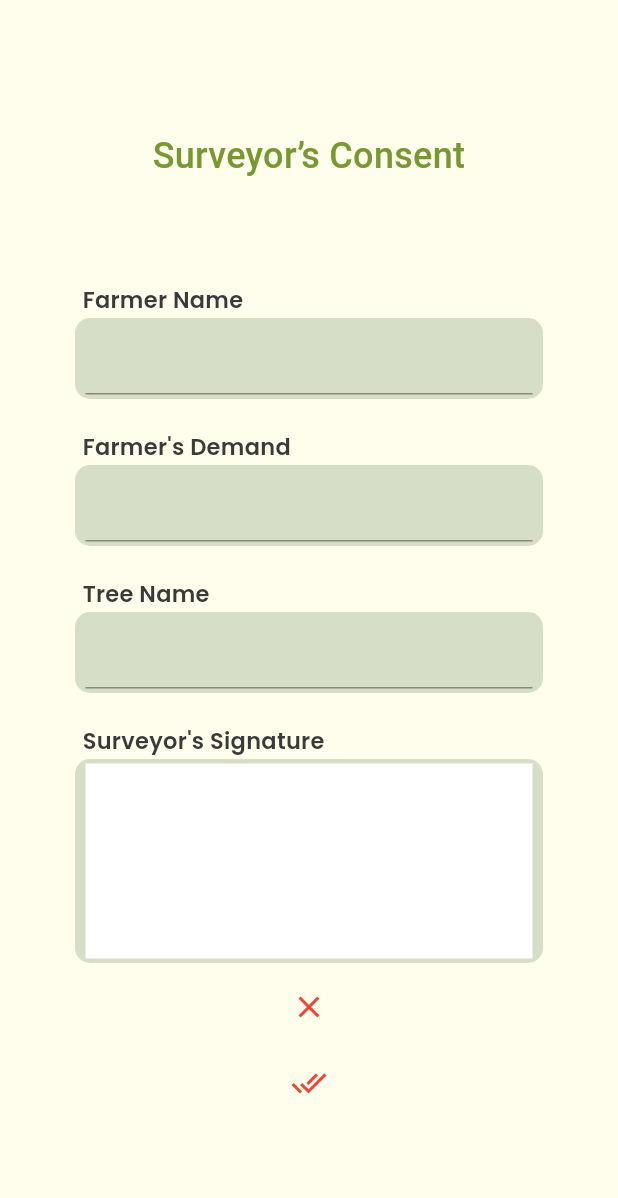
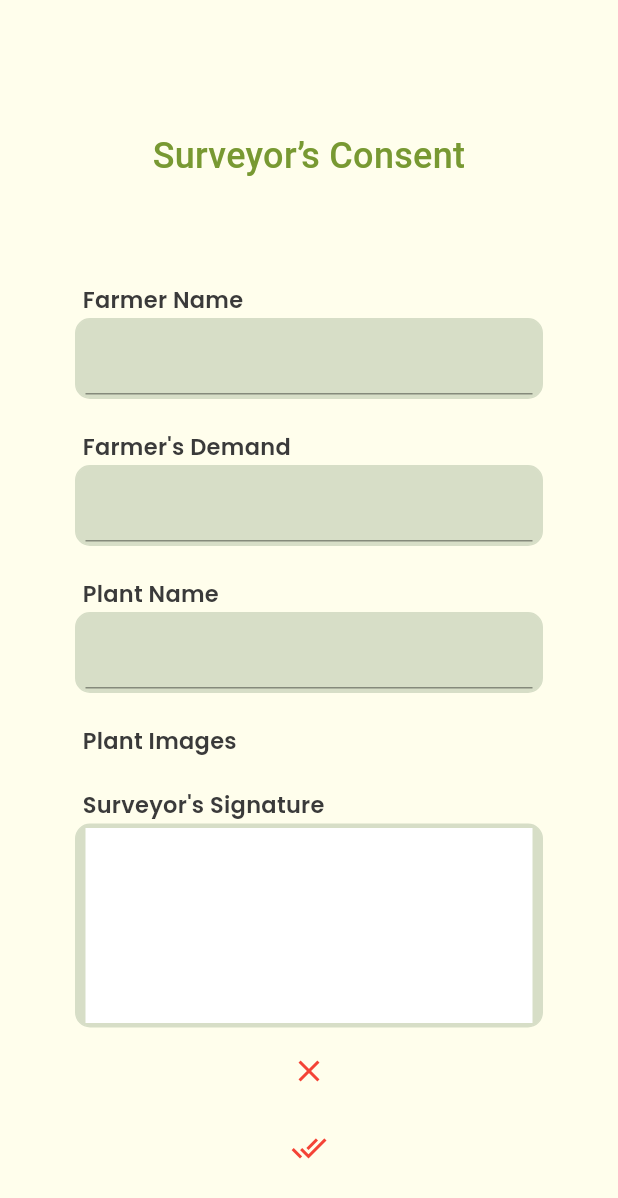
Before and after one commit to Akshat5129/PlantationApp, a Flutter app: the FarmerPlantationSConsent screen opened directly, on a phone screen of 412 x 824 dp. Shown: the top 1198 px of the screen. Run offline on Flutter 3.47's test engine with Material 2 defaults, Android fonts, the phone set to English and light mode, and no system bars; drawn by our look-alikes of signature; our stand-ins replace camera, google_fonts, image_picker.

Commit message:
Surveyor Plantation File Update

```diff
--- a/PlantationApp/lib/screens/farmer_plantation_surveyor_consent.dart
+++ b/PlantationApp/lib/screens/farmer_plantation_surveyor_consent.dart
@@ -136,7 +136,7 @@ class _FarmerPlantationSConsentState extends State<FarmerPlantationSConsent> {
                                     SizedBox(height: 20,),
                                     Container(
                                       child: Text(
-                                        "Tree Name",
+                                        "Plant Name",
                                         textAlign: TextAlign.left,
                                         style: GoogleFonts.poppins(
                                           textStyle: TextStyle(
@@ -169,6 +169,23 @@ class _FarmerPlantationSConsentState extends State<FarmerPlantationSConsent> {
                                             ),
                                           ),
                                         )
+                                    ),
+
+                                    SizedBox(height: 20,),
+                                    Container(
+                                      child: Text(
+                                        "Plant Images",
+                                        textAlign: TextAlign.left,
+                                        style: GoogleFonts.poppins(
+                                          textStyle: TextStyle(
+                                              color: Color.fromRGBO(58, 58, 58, 1),
+                                              letterSpacing: .2,
+                                              fontSize: 15,
+                                              fontWeight: FontWeight.w600
+                                          ),
+                                        ),
+                                      ),
+                                      padding: EdgeInsets.only(left: 5),
                                     ),
 
                                     SizedBox(height: 20,),
```
